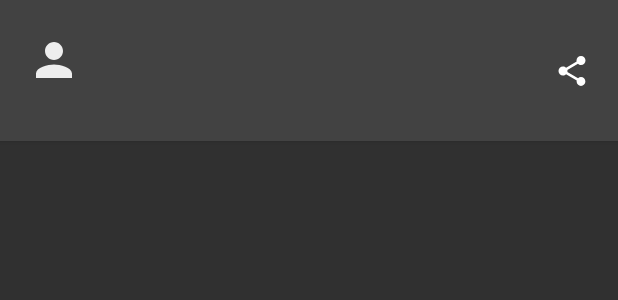
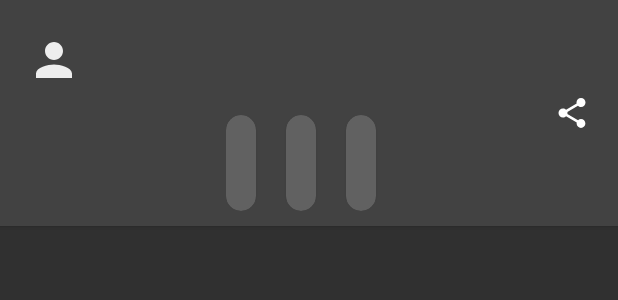
Before and after one commit to pavel-zolotov/dnd_project, an Android app: the layout character_card.xml on its own in the app's theme, with its tools: preview values and no code run, on a phone screen of 412 x 824 dp. Shown: the top 300 px of the screen. Run offline under Robolectric (Android 15) with nearby library versions, the light colour scheme and no system bars.

Commit message:
Character card layout fix

```diff
--- a/app/src/main/res/layout/character_card.xml
+++ b/app/src/main/res/layout/character_card.xml
@@ -51,22 +51,22 @@
         <LinearLayout
             android:layout_width="wrap_content"
             android:layout_height="wrap_content"
-            android:layout_centerInParent="true"
-            android:layout_toRightOf="@id/txtRaceAndClass"
-            android:layout_marginEnd="10dp">
-
-            <RelativeLayout
-                android:layout_width="wrap_content"
-                android:layout_height="wrap_content"
-                android:layout_weight="1"
-                android:padding="10dp">
+            android:layout_below="@id/txtRaceAndClass"
+            android:layout_marginTop="10dp"
+            android:layout_marginBottom="10dp"
+            android:layout_centerHorizontal="true">
 
             <android.support.v7.widget.CardView
                 android:layout_width="wrap_content"
                 android:layout_height="wrap_content"
-                    app:cardCornerRadius="10dp">
+                android:layout_marginRight="10dp"
+                app:cardCornerRadius="10dp"
+                app:cardBackgroundColor="@color/material_gray_700"
+                android:layout_weight="1">
 
                 <RelativeLayout
+                    android:layout_marginRight="10dp"
+                    android:layout_marginLeft="10dp"
                     android:layout_width="wrap_content"
                     android:layout_height="wrap_content">
 
@@ -79,44 +79,32 @@
                         android:textAppearance="?android:attr/textAppearanceSmall"
                         android:textSize="14sp" />
 
-                        <RelativeLayout
-                            android:layout_width="wrap_content"
-                            android:layout_height="wrap_content"
-                            android:layout_below="@id/txtSavethrow1Label"
-                            android:layout_marginTop="5dp"
-                            android:paddingBottom="10dp"
-                            android:paddingTop="10dp"
-                            android:background="@color/material_gray_700">
-
                     <TextView
                         android:id="@+id/txtSavethrow1"
                         android:layout_width="wrap_content"
                         android:layout_height="wrap_content"
-                                android:layout_centerInParent="true"
-                                android:layout_marginTop="0dp"
+                        android:layout_centerHorizontal="true"
+                        android:layout_below="@id/txtSavethrow1Label"
+                        android:layout_marginTop="5dp"
+                        android:layout_marginBottom="10dp"
                         android:textAppearance="?android:attr/textAppearanceSmall"
-                                android:textSize="14sp"
-                                />
-
-
-                        </RelativeLayout>
+                        android:textSize="14sp" />
 
                 </RelativeLayout>
             </android.support.v7.widget.CardView>
-            </RelativeLayout>
-
-            <RelativeLayout
-                android:layout_width="wrap_content"
-                android:layout_height="wrap_content"
-                android:layout_weight="1"
-                android:padding="10dp">
 
             <android.support.v7.widget.CardView
                 android:layout_width="wrap_content"
                 android:layout_height="wrap_content"
-                    app:cardCornerRadius="10dp">
+                android:layout_marginRight="10dp"
+                android:layout_marginLeft="10dp"
+                app:cardCornerRadius="10dp"
+                app:cardBackgroundColor="@color/material_gray_700"
+                android:layout_weight="1">
 
                 <RelativeLayout
+                    android:layout_marginRight="10dp"
+                    android:layout_marginLeft="10dp"
                     android:layout_width="wrap_content"
                     android:layout_height="wrap_content">
 
@@ -129,42 +117,32 @@
                         android:textAppearance="?android:attr/textAppearanceSmall"
                         android:textSize="14sp" />
 
-                        <RelativeLayout
-                            android:layout_width="wrap_content"
-                            android:layout_height="wrap_content"
-                            android:layout_below="@id/txtSavethrow2Label"
-                            android:layout_marginTop="5dp"
-                            android:paddingBottom="10dp"
-                            android:paddingTop="10dp"
-                            android:background="@color/material_gray_700">
-
                     <TextView
                         android:id="@+id/txtSavethrow2"
                         android:layout_width="wrap_content"
                         android:layout_height="wrap_content"
-                                android:layout_centerInParent="true"
-                                android:layout_marginTop="0dp"
+                        android:layout_centerHorizontal="true"
+                        android:layout_below="@id/txtSavethrow2Label"
+                        android:layout_marginTop="5dp"
+                        android:layout_marginBottom="10dp"
                         android:textAppearance="?android:attr/textAppearanceSmall"
                         android:textSize="14sp" />
 
                 </RelativeLayout>
-
-                    </RelativeLayout>
             </android.support.v7.widget.CardView>
-            </RelativeLayout>
-
-            <RelativeLayout
-                android:layout_width="wrap_content"
-                android:layout_height="wrap_content"
-                android:layout_weight="1"
-                android:padding="10dp">
 
             <android.support.v7.widget.CardView
                 android:layout_width="wrap_content"
                 android:layout_height="wrap_content"
-                    app:cardCornerRadius="10dp">
+                android:layout_marginRight="10dp"
+                android:layout_marginLeft="10dp"
+                app:cardCornerRadius="10dp"
+                app:cardBackgroundColor="@color/material_gray_700"
+                android:layout_weight="1">
 
                 <RelativeLayout
+                    android:layout_marginRight="10dp"
+                    android:layout_marginLeft="10dp"
                     android:layout_width="wrap_content"
                     android:layout_height="wrap_content">
 
@@ -177,30 +155,19 @@
                         android:textAppearance="?android:attr/textAppearanceSmall"
                         android:textSize="14sp" />
 
-                        <RelativeLayout
-                            android:layout_width="wrap_content"
-                            android:layout_height="wrap_content"
-                            android:layout_below="@id/txtPerceptionLabel"
-                            android:layout_marginTop="5dp"
-                            android:paddingBottom="10dp"
-                            android:paddingTop="10dp"
-                            android:background="@color/material_gray_700">
-
                     <TextView
                         android:id="@+id/txtPerception"
                         android:layout_width="wrap_content"
                         android:layout_height="wrap_content"
-                                android:layout_centerInParent="true"
-                                android:layout_marginTop="0dp"
+                        android:layout_centerHorizontal="true"
+                        android:layout_below="@id/txtPerceptionLabel"
+                        android:layout_marginTop="5dp"
+                        android:layout_marginBottom="10dp"
                         android:textAppearance="?android:attr/textAppearanceSmall"
                         android:textSize="14sp" />
 
                 </RelativeLayout>
-
-                    </RelativeLayout>
             </android.support.v7.widget.CardView>
-            </RelativeLayout>
-
         </LinearLayout>
 
 
```
Lines whose indentation alone changed are shown as unchanged.
